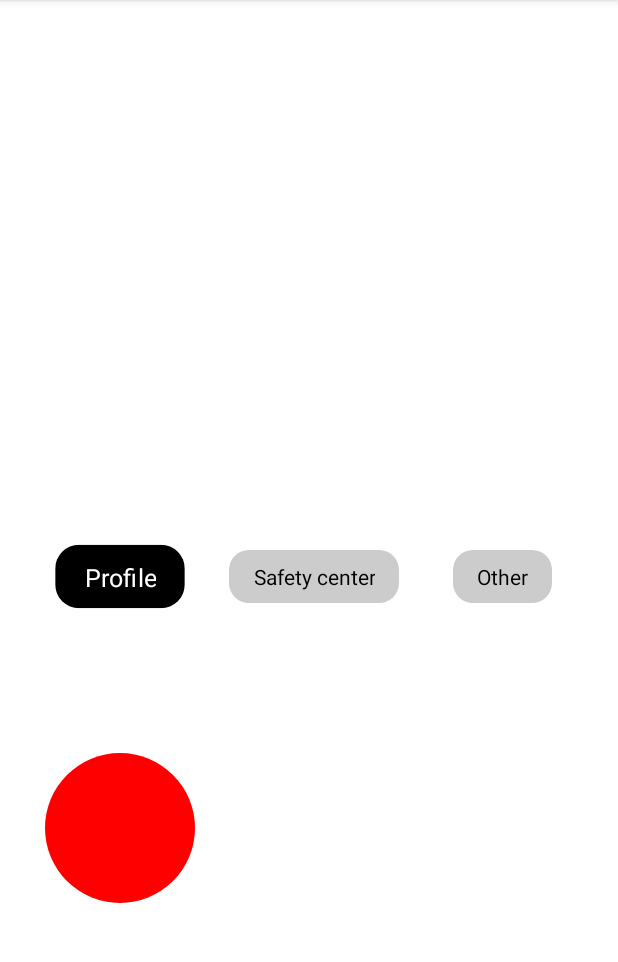
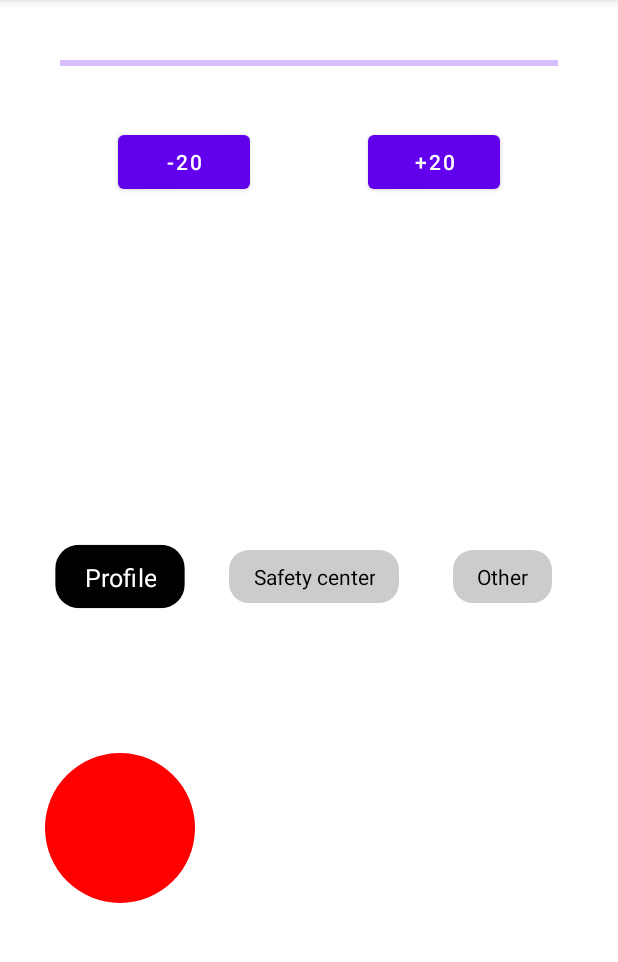
Before and after one commit to andrewbel31/stateful-animations, an Android app: the screen it shows after launch (MainActivity), after a tap on "Profile", on a phone screen of 412 x 824 dp, the part 84-1046 px from its top. Run offline under Robolectric (Android 15) with nearby library versions, the phone set to English and light mode, and no system bars.

Commit message:
adds a progress indicator animating demo

```diff
--- a/app/build.gradle
+++ b/app/build.gradle
@@ -36,8 +36,5 @@ dependencies {
     implementation 'androidx.core:core-ktx:1.6.0'
     implementation 'androidx.appcompat:appcompat:1.3.1'
     implementation 'com.google.android.material:material:1.4.0'
-    implementation 'androidx.constraintlayout:constraintlayout:2.0.4'
-    testImplementation 'junit:junit:4.+'
-    androidTestImplementation 'androidx.test.ext:junit:1.1.3'
-    androidTestImplementation 'androidx.test.espresso:espresso-core:3.4.0'
+    implementation 'androidx.constraintlayout:constraintlayout:2.1.0'
 }
--- a/app/src/main/java/com/andreibelous/statefulanimations/AnimatedValue.kt
+++ b/app/src/main/java/com/andreibelous/statefulanimations/AnimatedValue.kt
@@ -1,6 +1,7 @@
 package com.andreibelous.statefulanimations
 
 import android.animation.ValueAnimator
+import kotlin.reflect.KProperty
 
 class AnimatedValue<T>(
     initial: T,
@@ -40,18 +41,8 @@ class AnimatedValue<T>(
     private fun animate(target: T) {
         if (currentValue == target) return // no animation needed in this case
         prevValue = currentValue
-
-        with(animator) {
-            val playedTime = currentPlayTime
-            cancel()
-            duration = if (playedTime > 0) {
-                playedTime
-            } else {
-                spec.duration
-            }
-
-            start()
-        }
+        animator.cancel()
+        animator.start()
     }
 
     fun dispose() {
@@ -59,3 +50,11 @@ class AnimatedValue<T>(
         animator.removeAllListeners()
     }
 }
+
+@Suppress("NOTHING_TO_INLINE")
+inline operator fun <T> AnimatedValue<T>.getValue(thisObj: Any?, property: KProperty<*>): T = value
+
+@Suppress("NOTHING_TO_INLINE")
+inline operator fun <T> AnimatedValue<T>.setValue(thisObj: Any?, property: KProperty<*>, value: T) {
+    this.value = value
+}
--- a/app/src/main/java/com/andreibelous/statefulanimations/MainActivity.kt
+++ b/app/src/main/java/com/andreibelous/statefulanimations/MainActivity.kt
@@ -6,7 +6,10 @@ import androidx.appcompat.app.AppCompatActivity
 import android.os.Bundle
 import android.view.View
 import android.view.ViewOutlineProvider
+import android.view.animation.LinearInterpolator
 import android.view.animation.OvershootInterpolator
+import android.widget.Button
+import com.google.android.material.progressindicator.LinearProgressIndicator
 
 class MainActivity : AppCompatActivity() {
     override fun onCreate(savedInstanceState: Bundle?) {
@@ -22,14 +25,39 @@ class MainActivity : AppCompatActivity() {
             }
             setBackgroundColor(Color.RED)
         }
-        val centerCircle = animatedFloat(
-            0f,
+        val centerCircle =
+            animatedFloat(
+                0f,
+                animationSpec = AnimationSpec(
+                    300,
+                    interpolator = OvershootInterpolator()
+                )
+            ) {
+                circle.x = it
+            }
+
+        val progress = findViewById<LinearProgressIndicator>(R.id.progress)
+
+        val animatedProgress = animatedInt(
+            initial = 0,
             animationSpec = AnimationSpec(
-                300,
-                interpolator = OvershootInterpolator()
-            )
+                duration = 300,
+                interpolator = LinearInterpolator()
+            ),
         ) {
-            circle.x = it
+            progress.progress = it
+        }
+
+        val button1 = findViewById<Button>(R.id.button1).apply {
+            setOnClickListener {
+                animatedProgress.value = (animatedProgress.value - 20).coerceAtLeast(0)
+            }
+        }
+
+        val button2 = findViewById<Button>(R.id.button2).apply {
+            setOnClickListener {
+                animatedProgress.value = (animatedProgress.value - 20).coerceAtLeast(0)
+            }
         }
 
         val tab1 = findViewById<SelectableTextView>(R.id.tab1).apply {
@@ -63,6 +91,5 @@ class MainActivity : AppCompatActivity() {
             centerCircle.value = tab3.x + tab3.width / 2 - circle.width / 2
 
         }
-
     }
 }
--- a/app/src/main/res/layout/activity_main.xml
+++ b/app/src/main/res/layout/activity_main.xml
@@ -67,4 +67,33 @@
         app:layout_constraintStart_toStartOf="@id/tab1"
         app:layout_constraintTop_toBottomOf="@id/tab1" />
 
+    <com.google.android.material.progressindicator.LinearProgressIndicator
+        android:id="@+id/progress"
+        android:layout_width="match_parent"
+        android:layout_height="wrap_content"
+        android:layout_margin="40dp"
+        app:layout_constraintEnd_toEndOf="parent"
+        app:layout_constraintStart_toStartOf="parent"
+        app:layout_constraintTop_toTopOf="parent" />
+
+    <Button
+        android:id="@+id/button1"
+        android:layout_width="wrap_content"
+        android:layout_height="wrap_content"
+        android:layout_marginTop="40dp"
+        android:text="-20"
+        app:layout_constraintEnd_toStartOf="@id/button2"
+        app:layout_constraintStart_toStartOf="parent"
+        app:layout_constraintTop_toBottomOf="@id/progress" />
+
+    <Button
+        android:id="@+id/button2"
+        android:layout_width="wrap_content"
+        android:layout_height="wrap_content"
+        android:layout_marginTop="40dp"
+        android:text="+20"
+        app:layout_constraintEnd_toEndOf="parent"
+        app:layout_constraintStart_toEndOf="@id/button1"
+        app:layout_constraintTop_toBottomOf="@id/progress" />
+
 </androidx.constraintlayout.widget.ConstraintLayout>
```
